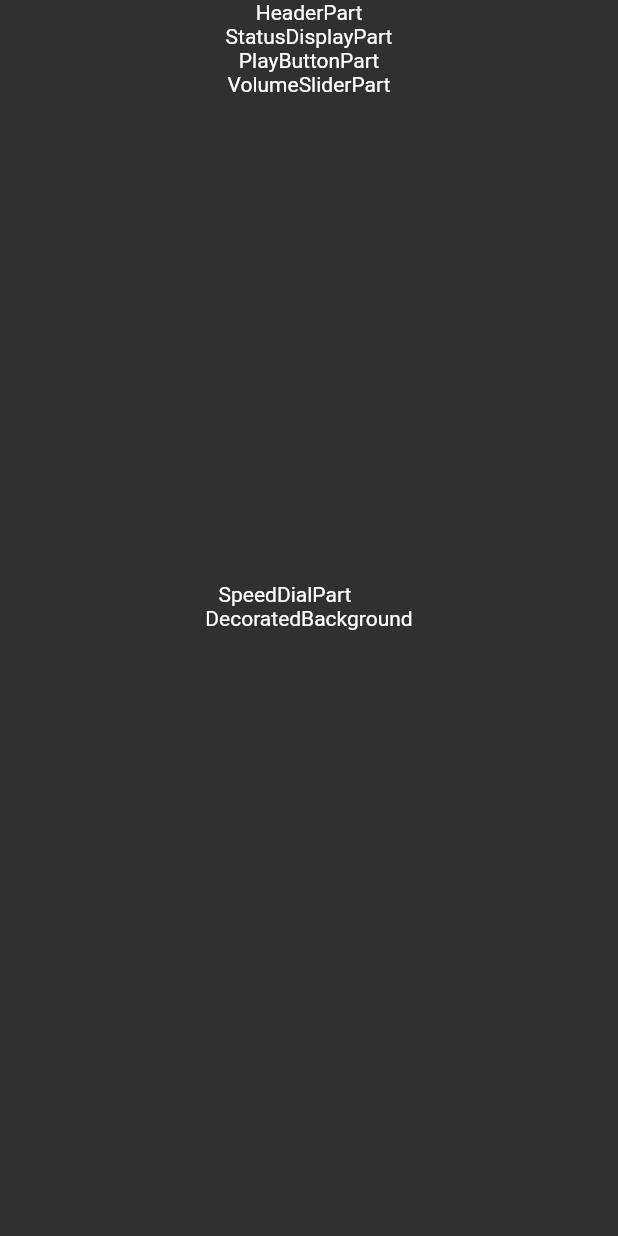
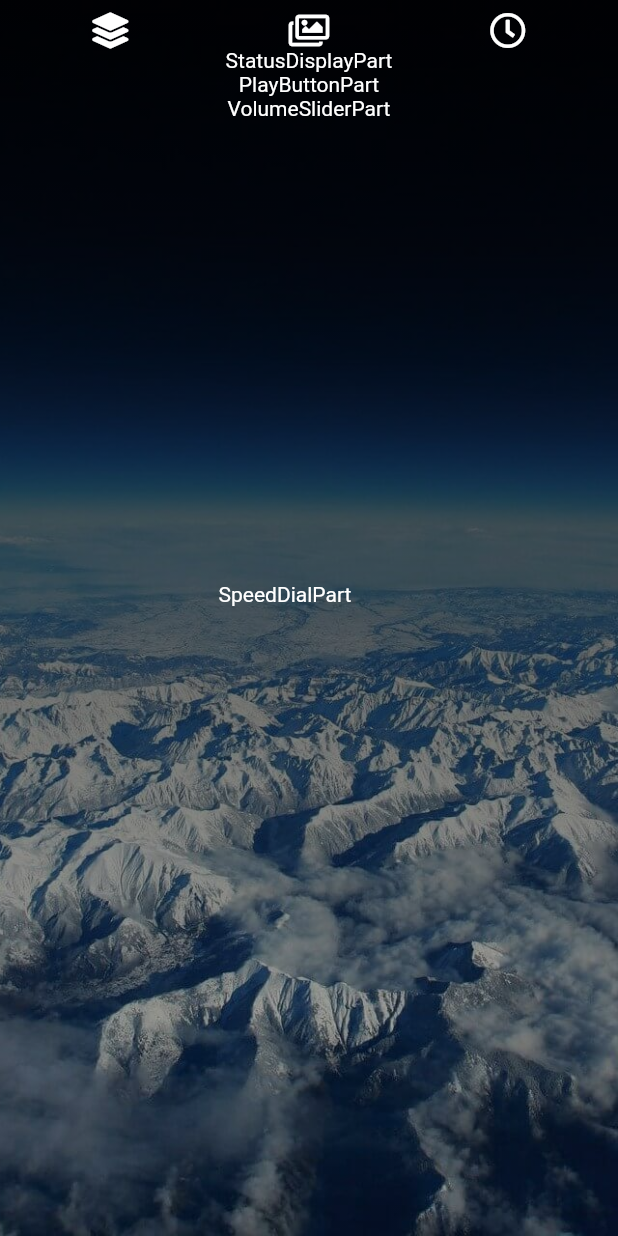
Before and after one commit to waterbook59/meditation, a Flutter app: the HomeScreen screen opened directly, on a phone screen of 412 x 824 dp. Run offline on Flutter 3.47's test engine with Material 2 defaults, Android fonts, the phone set to English and light mode, and no system bars; our stand-ins replace font_awesome_flutter, intro_slider, shared_preferences; accounts and stored records are empty.

Commit message:
セクション5:瞑想画面 chapter45-47 背景グラデーション、ヘッダーアイコン

```diff
--- a/lib/view/home/components/decorated_background.dart
+++ b/lib/view/home/components/decorated_background.dart
@@ -1,10 +1,27 @@
 import 'package:flutter/material.dart';
+import 'package:meditaition/data_models/meiso_theme.dart';
 
 class DecoratedBackground extends StatelessWidget {
+  final MeisoTheme theme;
+
+  DecoratedBackground({@required this.theme});
+
   @override
   Widget build(BuildContext context) {
-    return Container(
-      child: Center(child: Text('DecoratedBackground')),
+    return DecoratedBox(
+      position: DecorationPosition.foreground,
+      decoration: BoxDecoration(
+          gradient: LinearGradient(
+              begin: Alignment.topCenter,
+              end: Alignment.bottomCenter,
+              colors: [
+            Colors.black87, //上は濃く
+            Colors.black26,
+          ])),
+      child: Image.asset(
+        theme.imagePath,
+        fit: BoxFit.cover,//全画面カバー
+      ),
     );
   }
 }
--- a/lib/view/home/components/header_part.dart
+++ b/lib/view/home/components/header_part.dart
@@ -1,10 +1,57 @@
 import 'package:flutter/material.dart';
+import 'package:font_awesome_flutter/font_awesome_flutter.dart';
+import 'package:meditaition/data_models/user_settings.dart';
+
+enum HeaderType{
+  level,
+  theme,
+  time,
+}
 
 class HeaderPart extends StatelessWidget {
+  final UserSettings userSettings;
+
+  const HeaderPart({this.userSettings});
+
   @override
   Widget build(BuildContext context) {
-    return Container(
-      child: Center(child: Text('HeaderPart')),
+    return Row(
+      mainAxisAlignment: MainAxisAlignment.spaceAround,
+      children: [
+         _createItem(context,userSettings.levelId,HeaderType.level),
+        _createItem(context,userSettings.themeId,HeaderType.theme),
+        _createItem(context,userSettings.themeId,HeaderType.time),
+
+      ],
     );
   }
+
+  Widget _createItem(BuildContext context, int id, HeaderType headerType) {
+    return Column(
+      children: [
+        _createItemIcon(headerType),
+        _displayItemText(context,id,headerType),
+      ],
+    );
+  }
+
+  Widget _createItemIcon(HeaderType headerType) {
+    Widget icon;
+    switch(headerType){
+      case HeaderType.level:
+        icon =  const FaIcon(FontAwesomeIcons.layerGroup);
+        break;
+      case HeaderType.theme:
+        icon = const FaIcon(FontAwesomeIcons.images);
+        break;
+      case HeaderType.time:
+        icon = const FaIcon(FontAwesomeIcons.clock);
+        break;
+    }
+    return icon;
+  }
+
+  Widget _displayItemText(BuildContext context, int id, HeaderType headerType) {
+    return Container();
+  }
 }
--- a/lib/view/home/home_screen.dart
+++ b/lib/view/home/home_screen.dart
@@ -39,19 +39,22 @@ class HomeScreen extends StatelessWidget {
             selector: (context, viewModel) => viewModel.userSettings,
             builder: (context, userSettings, child) {
               return userSettings == null
-                  ? Center(
-                      child: CircularProgressIndicator(),
+                  ? const Center(
+                      child: const CircularProgressIndicator(),
                     )
                   : Stack(
+                      fit: StackFit.expand,//全画面表示に必要
                       children: [
                         //1階
                         //todo グラデーション付背景画像
-                        DecoratedBackground(),
+                        DecoratedBackground(theme: meisoThemes[userSettings.themeId],),
                         //2階
-                        Column(
+                        Padding(
+                          padding: const EdgeInsets.all(8),
+                          child: Column(
                             children: [
                               //todo
-                            HeaderPart(),
+                              HeaderPart(userSettings: userSettings,),
                               //todo
                               StatusDisplayPart(),
                               //todo
@@ -59,6 +62,7 @@ class HomeScreen extends StatelessWidget {
                               //todo
                               VolumeSliderPart(),
                             ],
+                          ),
                         )
                       ],
                     );
--- a/pubspec.yaml
+++ b/pubspec.yaml
@@ -34,6 +34,7 @@ dependencies:
   provider: ^4.3.2+3
   intro_slider: ^2.3.3
   shared_preferences: ^0.5.12+4
+  font_awesome_flutter: ^8.11.0
 
 dev_dependencies:
   flutter_test:
```
Also changed, not shown: pubspec.lock. Lines whose indentation alone changed are shown as unchanged.
